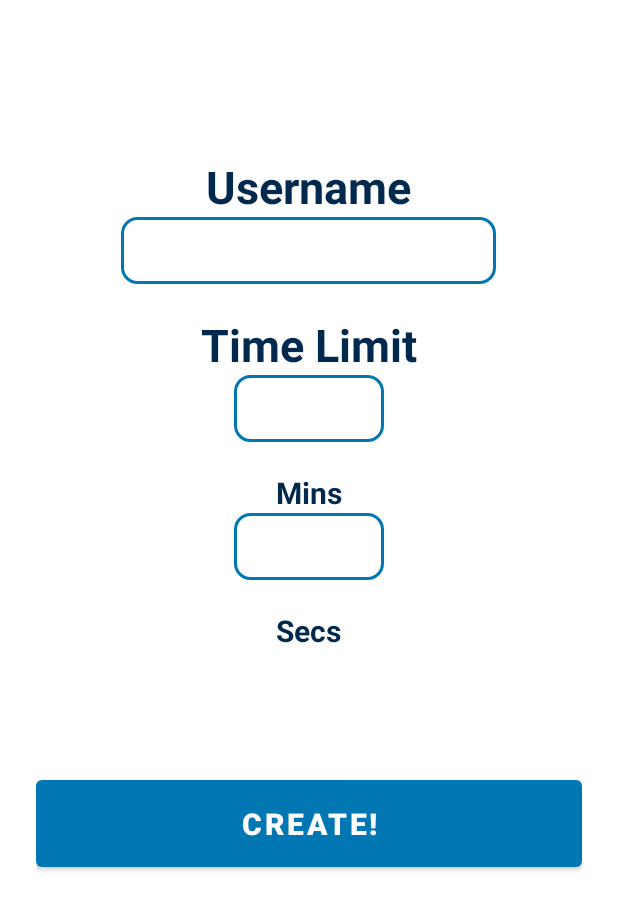
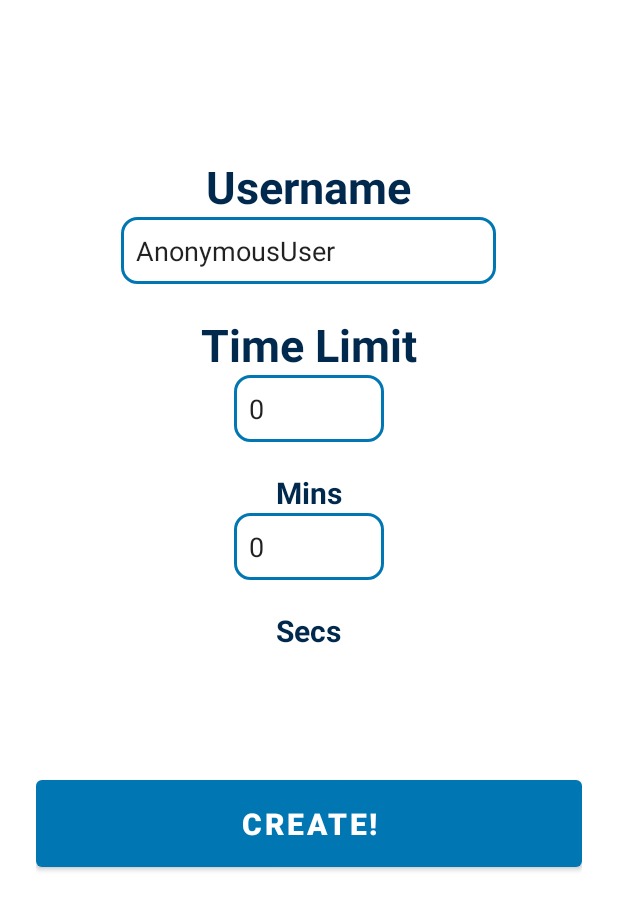
Before and after one commit to osu-cs492-w23/final-project-objecthunt, an Android app: the layout activity_create.xml on its own in the app's theme, with its tools: preview values and no code run, on a phone screen of 412 x 824 dp. Shown: the top 910 px of the screen. Run offline under Robolectric (Android 15) with nearby library versions, the phone set to English and light mode, and no system bars.

Commit message:
Fix the layouts

```diff
--- a/AndroidFrontend/app/src/main/res/layout/activity_create.xml
+++ b/AndroidFrontend/app/src/main/res/layout/activity_create.xml
@@ -1,5 +1,5 @@
 <?xml version="1.0" encoding="utf-8"?>
-<androidx.constraintlayout.widget.ConstraintLayout xmlns:android="http://schemas.android.com/apk/res/android"
+<ScrollView xmlns:android="http://schemas.android.com/apk/res/android"
     xmlns:tools="http://schemas.android.com/tools"
     android:layout_width="match_parent"
     android:layout_height="match_parent"
@@ -26,6 +26,7 @@
 
         <EditText
             android:id="@+id/hostusername"
+            android:text="AnonymousUser"
             android:layout_width="250dp"
             android:layout_height="wrap_content"
             android:background="@drawable/background_edittext"
@@ -45,6 +46,7 @@
             android:layout_width="100dp"
             android:layout_height="wrap_content"
             android:background="@drawable/background_edittext"
+            android:text="0"
             android:padding="10dp" />
 
         <TextView
@@ -60,6 +62,7 @@
             android:id="@+id/time_second"
             android:layout_width="100dp"
             android:layout_height="wrap_content"
+            android:text="0"
             android:background="@drawable/background_edittext"
             android:padding="10dp" />
 
@@ -86,4 +89,4 @@
 
     </LinearLayout>
 
-</androidx.constraintlayout.widget.ConstraintLayout>
+</ScrollView>
--- a/AndroidFrontend/app/src/main/res/layout/activity_join.xml
+++ b/AndroidFrontend/app/src/main/res/layout/activity_join.xml
@@ -27,13 +27,15 @@
         <EditText
             android:id="@+id/guestusername"
             android:layout_width="250dp"
-            android:layout_height="wrap_content" />
+            android:layout_height="wrap_content"
+            android:text="User"/>
 
         <EditText
             android:id="@+id/roomID"
             android:layout_width="250dp"
             android:layout_height="wrap_content"
-            android:layout_marginTop="80dp" />
+            android:layout_marginTop="80dp"
+            android:text="RoomID"/>
 
         <com.google.android.material.button.MaterialButton
             android:id="@+id/buttonJoin2"
```
